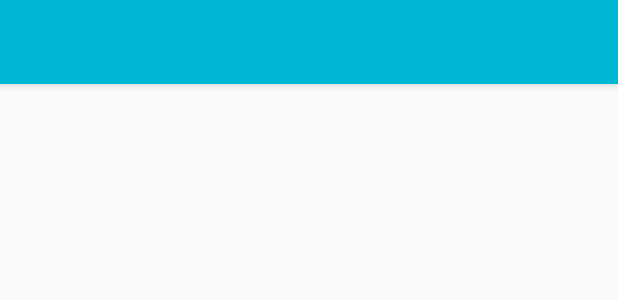
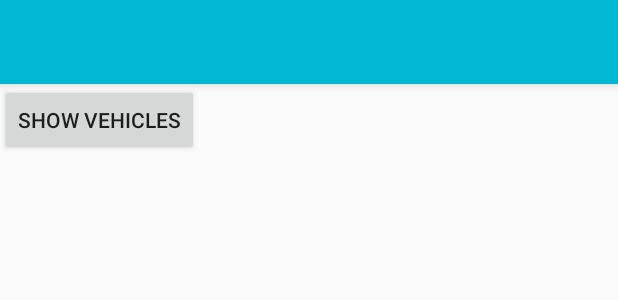
Before and after one commit to oshadaamila/AutoCare, an Android app: the layout app_bar_navigation_drawer.xml on its own in the app's theme, with its tools: preview values and no code run, on a phone screen of 412 x 824 dp. Shown: the top 300 px of the screen. Run offline under Robolectric (Android 15) with nearby library versions, the phone set to English and light mode, and no system bars.

Commit message:
user_adding_finished1234

```diff
--- a/app/src/main/res/layout/content_navigation_drawer.xml
+++ b/app/src/main/res/layout/content_navigation_drawer.xml
@@ -8,4 +8,11 @@
     tools:context="com.example.amila.autocare.navigationDrawer"
     tools:showIn="@layout/app_bar_navigation_drawer">
 
+    <Button
+        android:id="@+id/show_vehicles_button"
+        android:layout_width="wrap_content"
+        android:layout_height="wrap_content"
+        android:text="show vehicles"
+        tools:layout_editor_absoluteX="65dp"
+        tools:layout_editor_absoluteY="41dp" />
 </android.support.constraint.ConstraintLayout>
```
Also changed, not shown: app/src/main/java/com/example/amila/autocare/navigationDrawer.java (+28 -0 lines).
